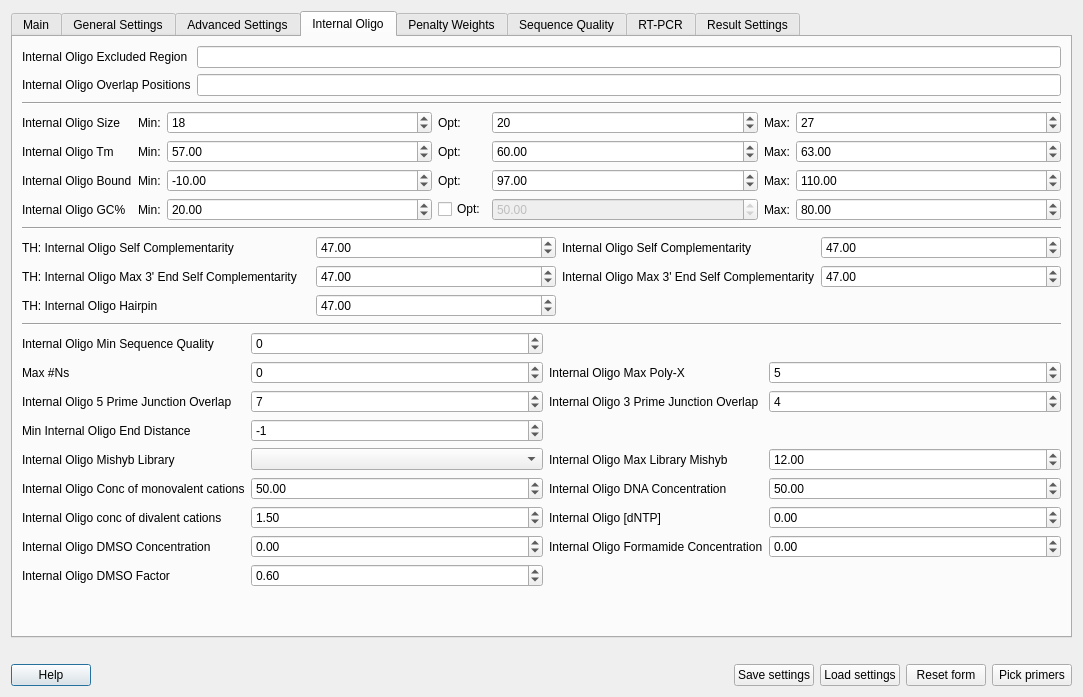
The window that src/plugins_3rdparty/primer3/src/Primer3Dialog.ui (ugeneunipro/ugene) describes before a commit, drawn with Qt 5.
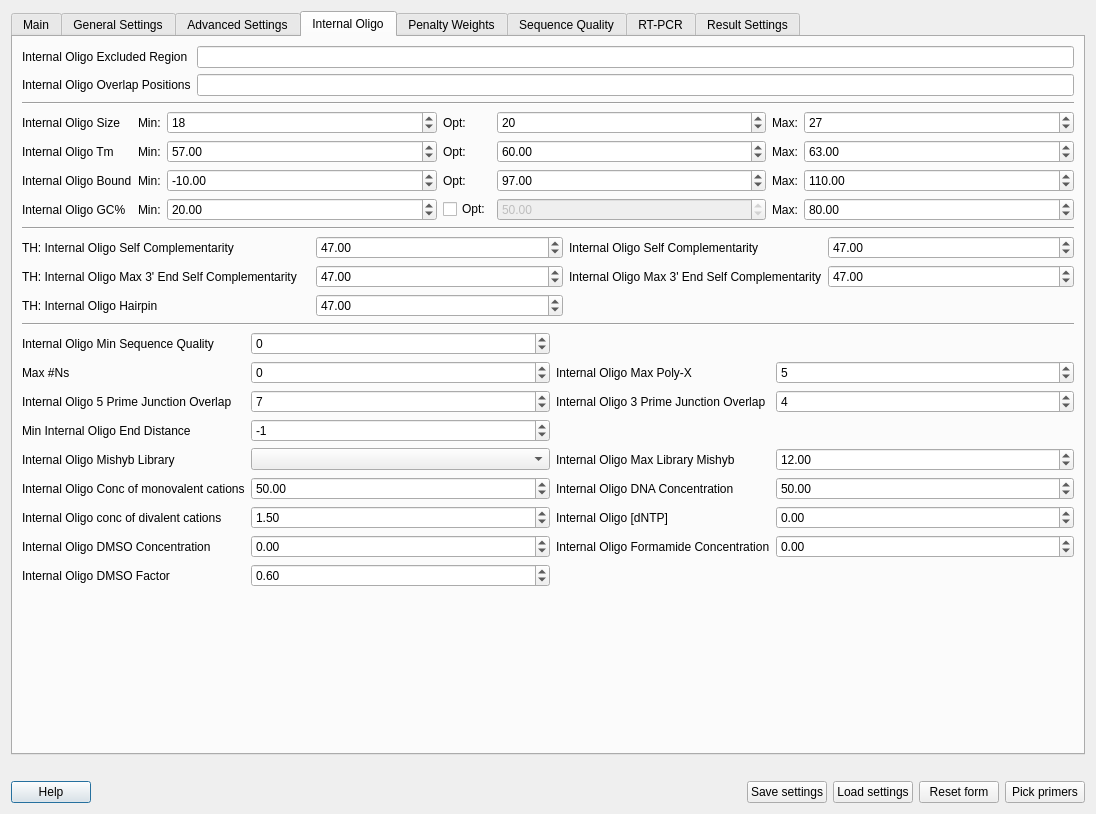
The same window after the commit. The open tabs and pages were chosen to show the change.

Diff of the .ui file:
```diff
--- a/src/plugins_3rdparty/primer3/src/Primer3Dialog.ui
+++ b/src/plugins_3rdparty/primer3/src/Primer3Dialog.ui
@@ -6,8 +6,8 @@
    <rect>
     <x>0</x>
     <y>0</y>
-    <width>1083</width>
-    <height>697</height>
+    <width>1096</width>
+    <height>814</height>
    </rect>
   </property>
   <property name="sizePolicy">
@@ -3137,6 +3137,9 @@
            <property name="toolTip">
             <string>&lt;html&gt;&lt;head/&gt;&lt;body&gt;&lt;p&gt;Equivalent parameter of Primer GC% for the internal oligo.&lt;/p&gt;&lt;/body&gt;&lt;/html&gt;</string>
            </property>
+           <property name="maximum">
+            <double>9999.989999999999782</double>
+           </property>
            <property name="value">
             <double>80.000000000000000</double>
            </property>
@@ -3160,6 +3163,9 @@
            <property name="toolTip">
             <string>&lt;html&gt;&lt;head/&gt;&lt;body&gt;&lt;p&gt;Equivalent parameter of Primer Tm for the internal oligo.&lt;/p&gt;&lt;/body&gt;&lt;/html&gt;</string>
            </property>
+           <property name="maximum">
+            <double>9999.989999999999782</double>
+           </property>
            <property name="value">
             <double>63.000000000000000</double>
            </property>
```
Left out of the diff: 2 changed lines with no effect on the pictures.
